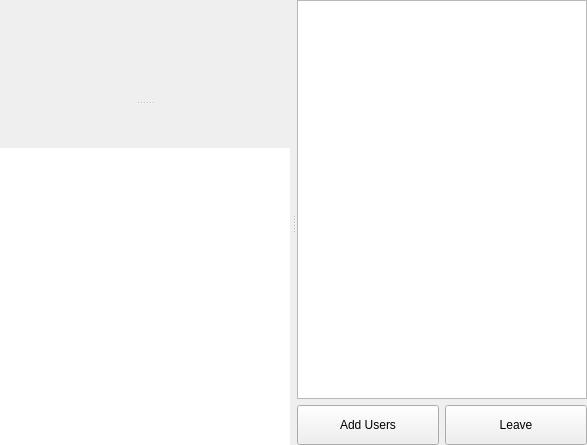
The window that lmc/src/chatroomwindow.ui (MariusDec/Lan-Messenger) describes before a commit, drawn with Qt 5.
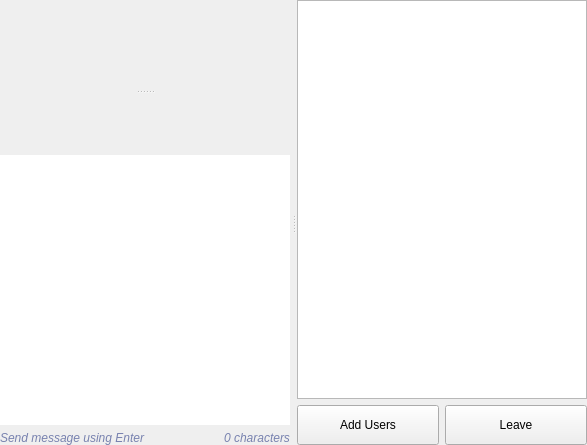
The same window after the commit. Custom widgets are drawn as their Qt base class.

Diff of the .ui file:
```diff
--- a/lmc/src/chatroomwindow.ui
+++ b/lmc/src/chatroomwindow.ui
@@ -107,12 +107,9 @@
         </item>
        </layout>
       </widget>
-      <widget class="QWidget" name="layoutWidget1_4">
-       <layout class="QVBoxLayout" name="vLayoutMsgBox">
-        <property name="spacing">
-         <number>0</number>
-        </property>
-        <item>
+      <widget class="QWidget" name="widgetForm" native="true">
+       <layout class="QGridLayout" name="gridLayout">
+        <item row="0" column="0" colspan="2">
          <widget class="QLabel" name="labelDividerTop">
           <property name="sizePolicy">
            <sizepolicy hsizetype="Preferred" vsizetype="Fixed">
@@ -134,7 +131,7 @@
           </property>
          </widget>
         </item>
-        <item>
+        <item row="1" column="0" colspan="2">
          <widget class="QWidget" name="widgetToolBar" native="true">
           <property name="minimumSize">
            <size>
@@ -164,7 +161,7 @@
           </layout>
          </widget>
         </item>
-        <item>
+        <item row="2" column="0" colspan="2">
          <widget class="QLabel" name="labelDividerBottom">
           <property name="sizePolicy">
            <sizepolicy hsizetype="Preferred" vsizetype="Fixed">
@@ -186,7 +183,7 @@
           </property>
          </widget>
         </item>
-        <item>
+        <item row="3" column="0" colspan="2">
          <widget class="QTextEdit" name="textBoxMessage">
           <property name="sizePolicy">
            <sizepolicy hsizetype="Expanding" vsizetype="Minimum">
@@ -211,6 +208,40 @@
           </property>
          </widget>
         </item>
+        <item row="4" column="0">
+         <widget class="QLabel" name="labelSendKey">
+          <property name="sizePolicy">
+           <sizepolicy hsizetype="MinimumExpanding" vsizetype="Maximum">
+            <horstretch>0</horstretch>
+            <verstretch>0</verstretch>
+           </sizepolicy>
+          </property>
+          <property name="styleSheet">
+           <string notr="true">color: rgb(120, 130, 175);
+font: italic;</string>
+          </property>
+          <property name="text">
+           <string>Send message using Enter</string>
+          </property>
+         </widget>
+        </item>
+        <item row="4" column="1" alignment="Qt::AlignRight">
+         <widget class="QLabel" name="labelCountChars">
+          <property name="sizePolicy">
+           <sizepolicy hsizetype="Preferred" vsizetype="Maximum">
+            <horstretch>0</horstretch>
+            <verstretch>0</verstretch>
+           </sizepolicy>
+          </property>
+          <property name="styleSheet">
+           <string notr="true">color: rgb(120, 130, 175);
+font: italic;</string>
+          </property>
+          <property name="text">
+           <string>0 characters</string>
+          </property>
+         </widget>
+        </item>
        </layout>
       </widget>
      </widget>
```
Left out of the diff: 11 changed lines with no effect on the pictures.
